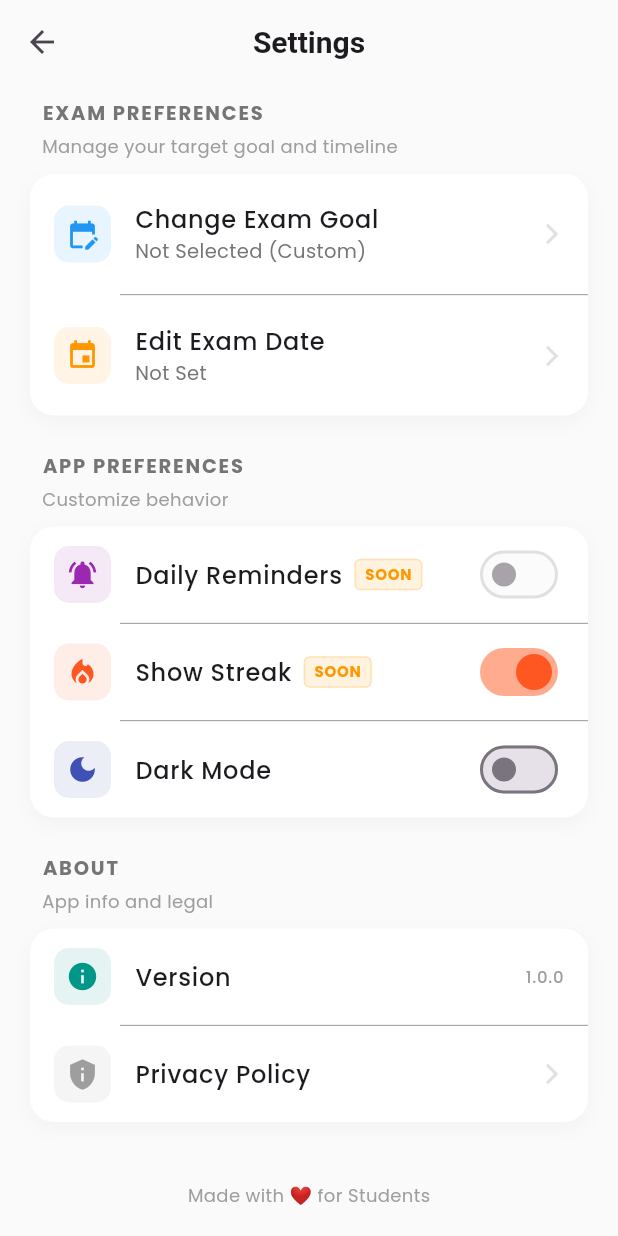
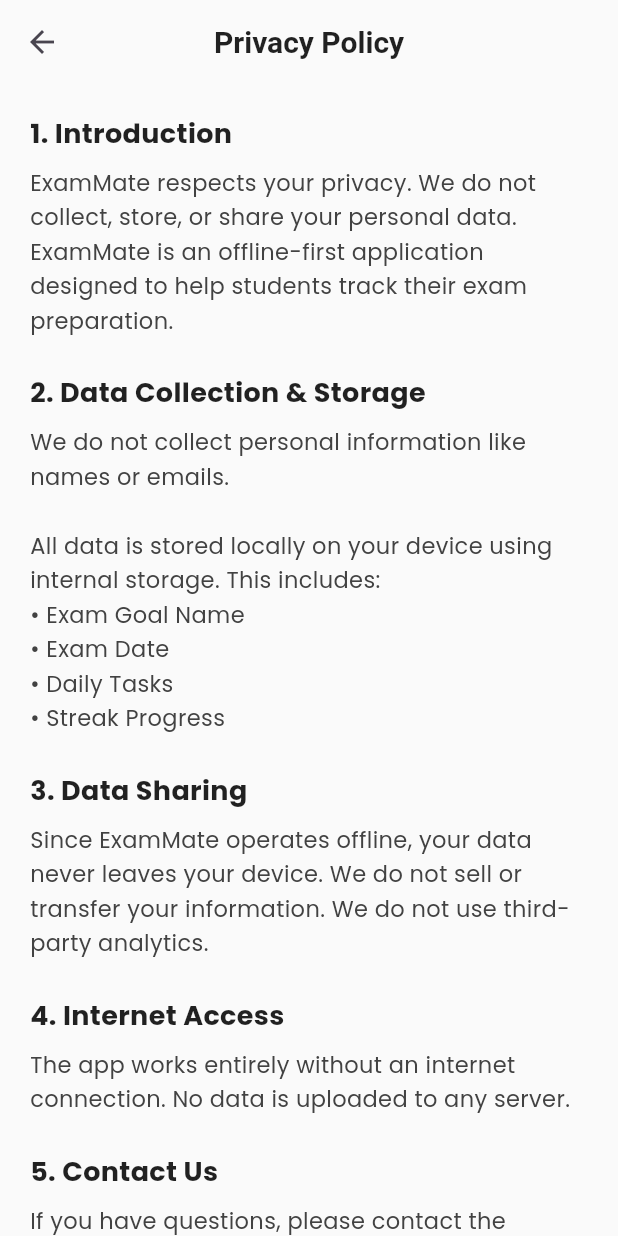
Before and after one commit to Gamerater/ExamMate, a Flutter app: the SettingsScreen screen opened by its route, after a tap on "Privacy Policy", on a phone screen of 412 x 824 dp. Run offline on Flutter 3.47's test engine with Material 3 defaults, Android fonts, the phone set to English and light mode, and no system bars; our stand-ins replace google_fonts, shared_preferences; accounts and stored records are empty.

Commit message:
Fixed minor Bugs.

```diff
--- a/lib/main.dart
+++ b/lib/main.dart
@@ -8,6 +8,7 @@
 import 'screens/task_screen.dart';
 import 'screens/progress_screen.dart';
 import 'screens/settings_screen.dart';
+import 'screens/privacy_policy_screen.dart';
 
 void main() async {
   WidgetsFlutterBinding.ensureInitialized();
@@ -97,8 +98,10 @@
               hintStyle: TextStyle(color: Colors.grey[600]),
             ),
 
-            // Fix Dialog Backgrounds to match Cards
-            dialogBackgroundColor: const Color(0xFF1E1E1E),
+            // FIX: Use dialogTheme instead of dialogBackgroundColor
+            dialogTheme: const DialogThemeData(
+              backgroundColor: Color(0xFF1E1E1E),
+            ),
           ),
 
           initialRoute: '/splash',
@@ -109,6 +112,7 @@
             '/tasks': (context) => const TaskScreen(),
             '/progress': (context) => const ProgressScreen(),
             '/settings': (context) => const SettingsScreen(),
+            '/privacy': (context) => const PrivacyPolicyScreen(),
           },
         );
       },
--- /dev/null
+++ b/lib/screens/privacy_policy_screen.dart
@@ -0,0 +1,117 @@
+import 'package:flutter/material.dart';
+
+class PrivacyPolicyScreen extends StatelessWidget {
+  const PrivacyPolicyScreen({super.key});
+
+  @override
+  Widget build(BuildContext context) {
+    // Access theme data for dynamic colors
+    final theme = Theme.of(context);
+    final isDark = theme.brightness == Brightness.dark;
+
+    // Dynamic text colors
+    final headingColor = isDark ? Colors.white : Colors.black87;
+    final bodyColor = isDark ? Colors.grey[300] : Colors.grey[800];
+
+    return Scaffold(
+      backgroundColor: theme.scaffoldBackgroundColor,
+      appBar: AppBar(
+        title: Text(
+          'Privacy Policy',
+          style: TextStyle(color: headingColor, fontWeight: FontWeight.bold),
+        ),
+        centerTitle: true,
+        backgroundColor: Colors.transparent,
+        elevation: 0,
+        iconTheme: theme.iconTheme,
+      ),
+      body: SingleChildScrollView(
+        padding: const EdgeInsets.all(20.0),
+        child: Column(
+          crossAxisAlignment: CrossAxisAlignment.start,
+          children: [
+            _buildSection(
+              title: "1. Introduction",
+              content:
+                  "ExamMate respects your privacy. We do not collect, store, or share your personal data. ExamMate is an offline-first application designed to help students track their exam preparation.",
+              headingColor: headingColor,
+              bodyColor: bodyColor,
+            ),
+            _buildSection(
+              title: "2. Data Collection & Storage",
+              content:
+                  "We do not collect personal information like names or emails.\n\nAll data is stored locally on your device using internal storage. This includes:\n• Exam Goal Name\n• Exam Date\n• Daily Tasks\n• Streak Progress",
+              headingColor: headingColor,
+              bodyColor: bodyColor,
+            ),
+            _buildSection(
+              title: "3. Data Sharing",
+              content:
+                  "Since ExamMate operates offline, your data never leaves your device. We do not sell or transfer your information. We do not use third-party analytics.",
+              headingColor: headingColor,
+              bodyColor: bodyColor,
+            ),
+            _buildSection(
+              title: "4. Internet Access",
+              content:
+                  "The app works entirely without an internet connection. No data is uploaded to any server.",
+              headingColor: headingColor,
+              bodyColor: bodyColor,
+            ),
+            _buildSection(
+              title: "5. Contact Us",
+              content:
+                  "If you have questions, please contact the developer via the app store support page.",
+              headingColor: headingColor,
+              bodyColor: bodyColor,
+            ),
+            const SizedBox(height: 30),
+            Center(
+              child: Text(
+                "Last Updated: January 2026",
+                style: TextStyle(
+                    color: Colors.grey,
+                    fontSize: 12,
+                    fontStyle: FontStyle.italic),
+              ),
+            ),
+            const SizedBox(height: 20),
+          ],
+        ),
+      ),
+    );
+  }
+
+  Widget _buildSection({
+    required String title,
+    required String content,
+    required Color? headingColor,
+    required Color? bodyColor,
+  }) {
+    return Padding(
+      padding: const EdgeInsets.only(bottom: 24.0),
+      child: Column(
+        crossAxisAlignment: CrossAxisAlignment.start,
+        children: [
+          Text(
+            title,
+            style: TextStyle(
+              fontSize: 18,
+              fontWeight: FontWeight.bold,
+              color: headingColor,
+            ),
+          ),
+          const SizedBox(height: 8),
+          Text(
+            content,
+            style: TextStyle(
+              fontSize: 15,
+              height: 1.5,
+              color: bodyColor,
+            ),
+          ),
+        ],
+      ),
+    );
+  }
+}
--- a/lib/screens/settings_screen.dart
+++ b/lib/screens/settings_screen.dart
@@ -232,7 +232,9 @@
                 icon: Icons.privacy_tip,
                 iconColor: Colors.grey,
                 title: 'Privacy Policy',
-                onTap: () {},
+                onTap: () {
+                  Navigator.pushNamed(context, '/privacy');
+                },
               ),
             ],
           ),
```
